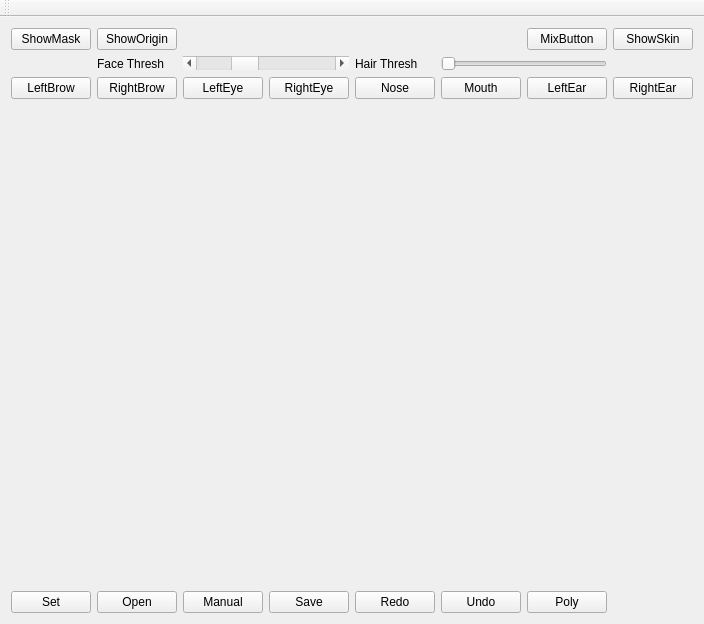
Qt form src/mainwindow.ui (JPlin/Grab-Image-Labeling) before a commit.
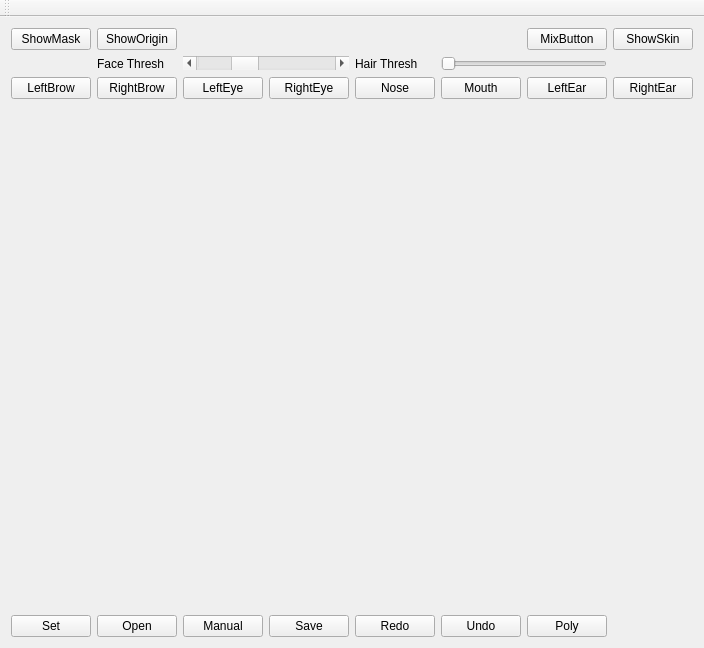
The same form after that commit.

Diff of the .ui file:
```diff
--- a/src/mainwindow.ui
+++ b/src/mainwindow.ui
@@ -7,7 +7,7 @@
     <x>0</x>
     <y>0</y>
     <width>662</width>
-    <height>620</height>
+    <height>648</height>
    </rect>
   </property>
   <property name="sizePolicy">
@@ -89,7 +89,7 @@
       <item row="3" column="0" colspan="8">
        <widget class="QLabel" name="label">
         <property name="sizePolicy">
-         <sizepolicy hsizetype="Fixed" vsizetype="Fixed">
+         <sizepolicy hsizetype="Expanding" vsizetype="Expanding">
           <horstretch>0</horstretch>
           <verstretch>0</verstretch>
          </sizepolicy>
```
